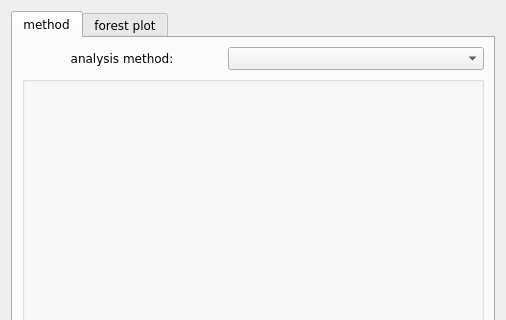
First picture: the form in src/forms/ma_specs2.ui, repository AliSalman-et-al/openmeta-analyst-community, before the edit; both pictures show x 0 to 506 and y 0 to 320 of the 506 by 485 pixel window.
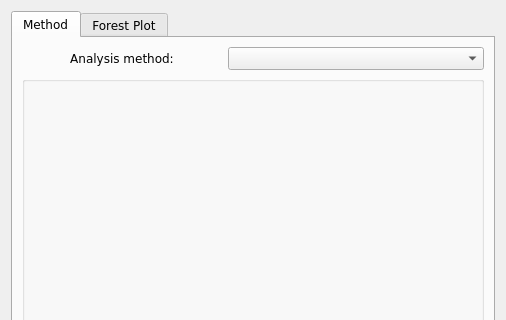
Second picture: the form after the edit. Icons and pictures are not drawn.

Commit message:
Fix analysis dialog wording
Add a shared parameter value display-label boundary so Method & Parameters combo boxes show plain language while preserving raw R option keys in item data. Normalize the reported analysis menu, tab, and covariate dialog labels to user-facing Title Case in both canonical UI files and generated runtime modules.

The underlying cause was enum display text being derived directly from R metadata keys, with a special random-effects branch that prepended method codes.

Closes #169

What changed in the file:
```diff
--- a/src/forms/ma_specs2.ui
+++ b/src/forms/ma_specs2.ui
@@ -33,7 +33,7 @@
      </property>
      <widget class="QWidget" name="methods_tab">
       <attribute name="title">
-       <string>method</string>
+       <string>Method</string>
       </attribute>
       <layout class="QHBoxLayout" name="horizontalLayout">
        <item>
@@ -58,7 +58,7 @@
             </font>
            </property>
            <property name="text">
-            <string>analysis method:</string>
+            <string>Analysis method:</string>
            </property>
            <property name="alignment">
             <set>Qt::AlignCenter</set>
@@ -98,7 +98,7 @@
      </widget>
      <widget class="QWidget" name="plot_tab">
       <attribute name="title">
-       <string>forest plot</string>
+       <string>Forest Plot</string>
       </attribute>
       <layout class="QVBoxLayout" name="verticalLayout_2">
        <item>
```
Left out of the diff: 2 changed lines with no effect on the pictures. The commit also changes 10 other files.
